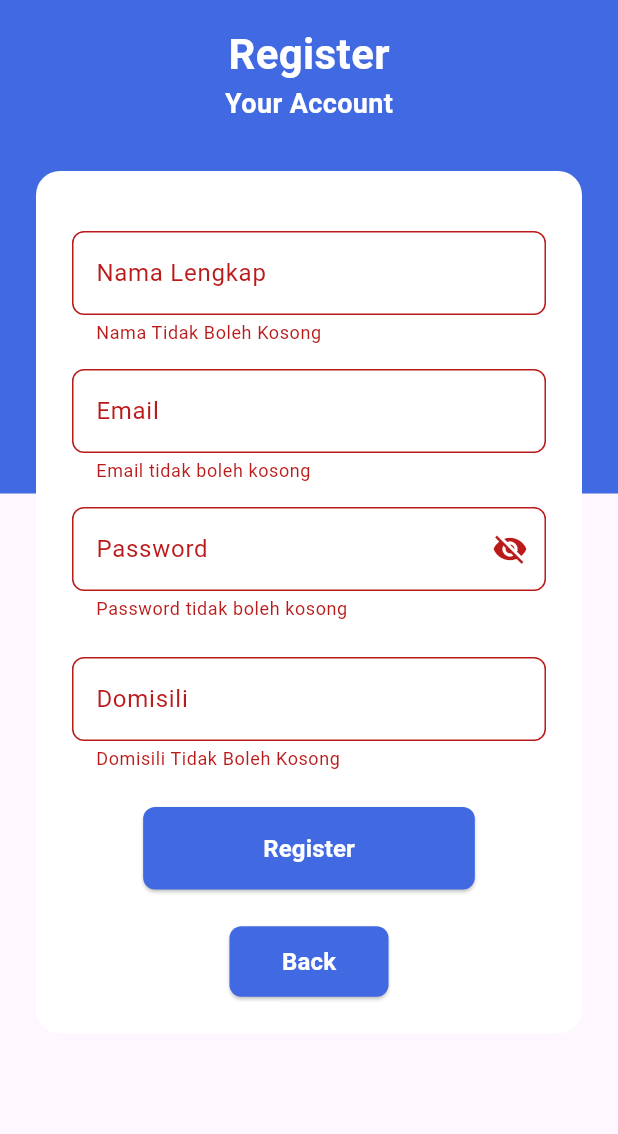
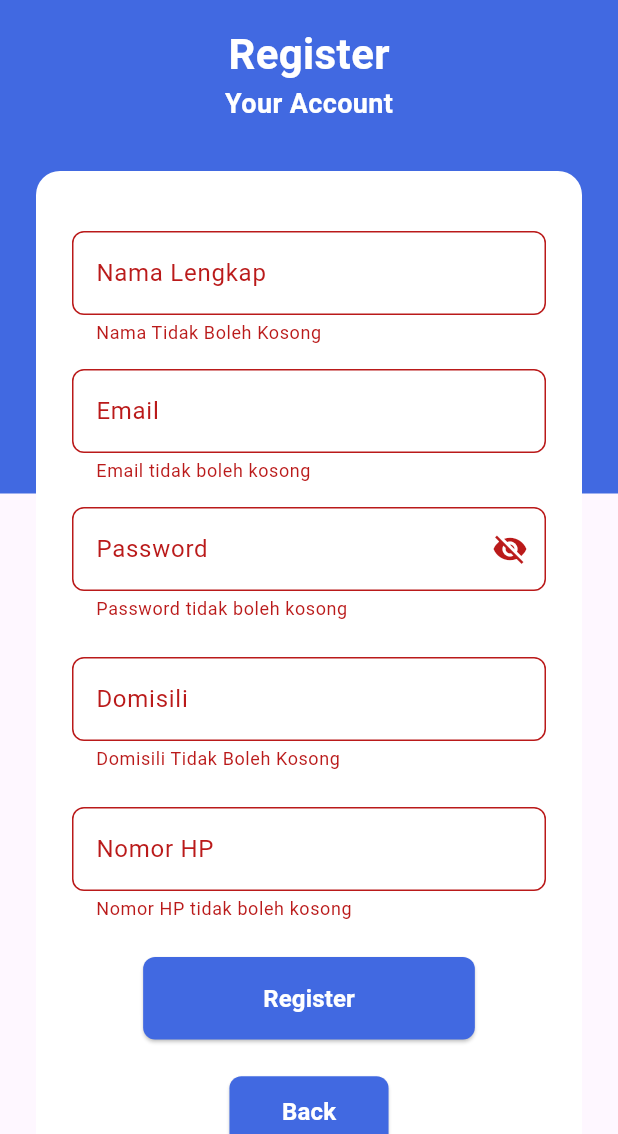
Before and after one commit to aqshal004/belajar_ppkd, a Flutter app: the RegisterScreenWidget screen opened directly, after a tap on "Register", on a phone screen of 412 x 824 dp, the part 102-1236 px from its top. Run offline on Flutter 3.47's test engine with Material 3 defaults, Android fonts, the phone set to English and light mode, and no system bars; our stand-ins replace curved_labeled_navigation_bar, delightful_toast, shared_preferences, sqflite; missing offline and left inert: mobkit_dashed_border; accounts and stored records are empty.

Commit message:
Tugas11 Lanjut

```diff
--- a/lib/Posyandu/database/db_helper.dart
+++ b/lib/Posyandu/database/db_helper.dart
@@ -9,7 +9,7 @@ class DbHelper {
    final dbPath = await getDatabasesPath();
    return openDatabase(
      join(dbPath, 'posyandu.db'),
-      version: 2,
+      version: 3,
      onCreate: (db, version) {
        return db.execute(
          'CREATE TABLE $tableUser(id INTEGER PRIMARY KEY, name TEXT, email TEXT, password TEXT,)',
@@ -19,6 +19,11 @@ class DbHelper {
         if (oldVersion < 2) {
           await db.execute(
             'ALTER TABLE $tableUser ADD COLUMN domisili TEXT',
+          );
+        }
+        if (oldVersion < 3) {
+          await db.execute(
+            'ALTER TABLE $tableUser ADD COLUMN nomorhp TEXT',
           );
         }
       },
--- a/lib/Posyandu/model/user_model.dart
+++ b/lib/Posyandu/model/user_model.dart
@@ -7,12 +7,14 @@ class UserModel {
   String email;
   dynamic password;
   String domisili;
+  String nomorhp;
   UserModel({
   this.id,
   required this.name,
   required this.email,
   required this.password,
   required this.domisili,
+  required this.nomorhp,
   });
 
   Map<String, dynamic> toMap() {
@@ -22,6 +24,7 @@ class UserModel {
       'email': email,
       'password': password,
       'domisili': domisili,
+      'nomorhp': nomorhp,
     };
   }
 
@@ -34,6 +37,7 @@ class UserModel {
     email: map['email']?.toString() ?? '',
     password: map['password']?.toString() ?? '',
     domisili: map['domisili']?.toString() ?? '',
+    nomorhp: map['nomorhp']?.toString() ?? '',
   );
 }
 
--- a/lib/Posyandu/view/register_screen.dart
+++ b/lib/Posyandu/view/register_screen.dart
@@ -15,6 +15,7 @@ class _RegisterScreenWidgetState extends State<RegisterScreenWidget> {
   final TextEditingController _emailController = TextEditingController();
   final TextEditingController _passwordController = TextEditingController();
   final TextEditingController _domisiliController = TextEditingController();
+  final TextEditingController _nomorhpController = TextEditingController();
   final _formkey = GlobalKey<FormState>();
   bool isVisibile = false;
 
@@ -159,6 +160,27 @@ class _RegisterScreenWidgetState extends State<RegisterScreenWidget> {
                                 return null;
                               },
                             ),
+                            SizedBox(height: 24),
+                            TextFormField(
+                              controller: _nomorhpController,
+                              decoration: InputDecoration(
+                                labelText: 'Nomor HP',
+                                border: OutlineInputBorder(
+                                  borderRadius: BorderRadius.circular(8),
+                                ),
+                              ),
+                              validator: (value) {
+                              if (value == null || value.isEmpty) {
+                                return "Nomor HP tidak boleh kosong";
+                              } else if (!RegExp(r'^[0-9]+$').hasMatch(value)) {
+                                return "Nomor HP hanya boleh berisi angka";
+                              } else if (value.length < 10 || value.length > 13) {
+                                return "Nomor HP harus 10–13 digit";
+                              }
+                              return null;
+                            },
+
+                            ),
                             const SizedBox(height: 24),
                             ElevatedButton(
                               onPressed: () async {
@@ -169,6 +191,7 @@ class _RegisterScreenWidgetState extends State<RegisterScreenWidget> {
                                     email: _emailController.text,
                                     password: _passwordController.text,
                                     domisili: _domisiliController.text,
+                                    nomorhp: _nomorhpController.text,
                                   );
                                   await DbHelper.registerUser(data);
                                   final all = await DbHelper.getALLUser();
```
